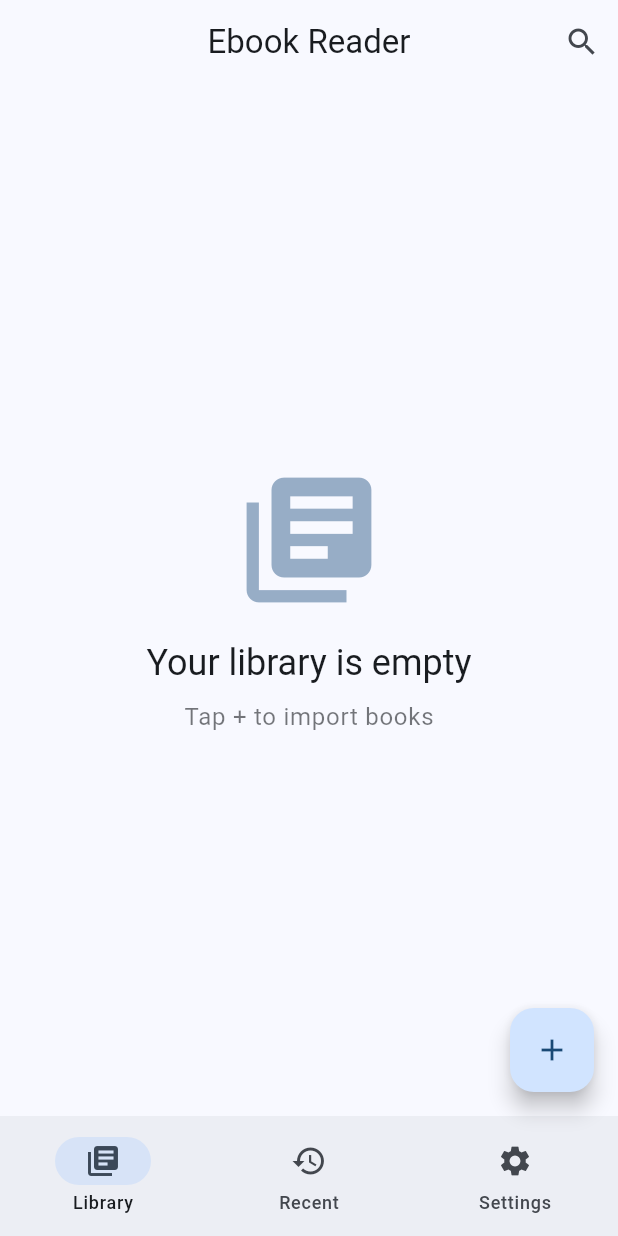
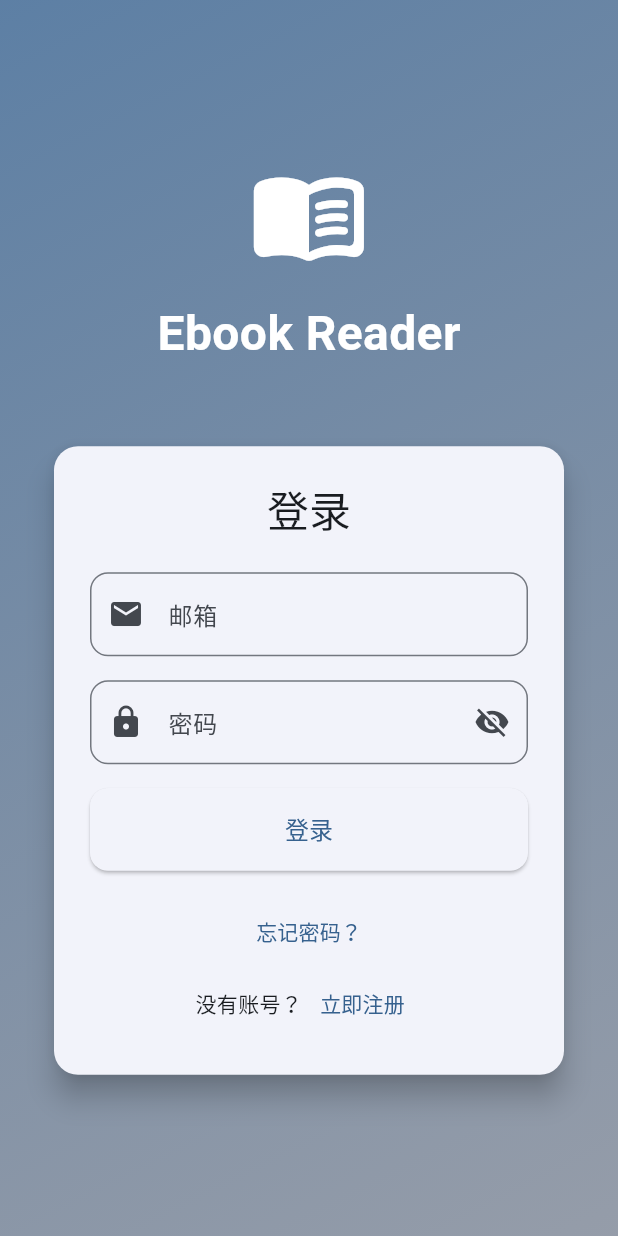
Before and after one commit to mmmei23333/ebook-reader, a Flutter app: the screen it shows after launch, on a phone screen of 412 x 824 dp. Run offline on Flutter 3.47's test engine with Material 3 defaults, Android fonts, the phone set to English and light mode, and no system bars; our stand-ins replace file_picker, firebase_auth, firebase_core, shared_preferences; missing offline and left inert: epubx, pdfrx; accounts and stored records are empty.

Commit message:
feat: Firebase Auth with email/password login

```diff
--- a/lib/main.dart
+++ b/lib/main.dart
@@ -1,15 +1,15 @@
 import 'package:flutter/material.dart';
 import 'package:provider/provider.dart';
+import 'package:firebase_core/firebase_core.dart';
+import 'package:firebase_auth/firebase_auth.dart';
 import 'screens/home_screen.dart';
+import 'screens/auth_screen.dart';
 import 'services/book_service.dart';
 
-void main() {
-  runApp(
-    ChangeNotifierProvider(
-      create: (context) => BookService(),
-      child: const EbookReaderApp(),
-    ),
-  );
+void main() async {
+  WidgetsFlutterBinding.ensureInitialized();
+  await Firebase.initializeApp();
+  runApp(const EbookReaderApp());
 }
 
 class EbookReaderApp extends StatelessWidget {
@@ -37,7 +37,37 @@ class EbookReaderApp extends StatelessWidget {
         fontFamily: 'Roboto',
       ),
       themeMode: ThemeMode.system,
-      home: const HomeScreen(),
+      home: const AuthGate(),
     );
   }
 }
+
+class AuthGate extends StatelessWidget {
+  const AuthGate({super.key});
+
+  @override
+  Widget build(BuildContext context) {
+    return StreamBuilder<User?>(
+      stream: FirebaseAuth.instance.authStateChanges(),
+      builder: (context, snapshot) {
+        // Loading state
+        if (snapshot.connectionState == ConnectionState.waiting) {
+          return const Scaffold(
+            body: Center(child: CircularProgressIndicator()),
+          );
+        }
+
+        // User is logged in
+        if (snapshot.hasData) {
+          return ChangeNotifierProvider(
+            create: (context) => BookService(),
+            child: const HomeScreen(),
+          );
+        }
+
+        // User is not logged in
+        return const AuthScreen();
+      },
+    );
+  }
+}
--- /dev/null
+++ b/lib/screens/auth_screen.dart
@@ -0,0 +1,332 @@
+import 'package:flutter/material.dart';
+import 'package:firebase_auth/firebase_auth.dart';
+
+class AuthScreen extends StatefulWidget {
+  const AuthScreen({super.key});
+
+  @override
+  State<AuthScreen> createState() => _AuthScreenState();
+}
+
+class _AuthScreenState extends State<AuthScreen> {
+  final _formKey = GlobalKey<FormState>();
+  final _emailController = TextEditingController();
+  final _passwordController = TextEditingController();
+  final _confirmPasswordController = TextEditingController();
+  bool _isLogin = true;
+  bool _isLoading = false;
+  bool _obscurePassword = true;
+  String? _errorMessage;
+
+  @override
+  void dispose() {
+    _emailController.dispose();
+    _passwordController.dispose();
+    _confirmPasswordController.dispose();
+    super.dispose();
+  }
+
+  Future<void> _submitForm() async {
+    if (!_formKey.currentState!.validate()) return;
+
+    setState(() {
+      _isLoading = true;
+      _errorMessage = null;
+    });
+
+    try {
+      if (_isLogin) {
+        // Login
+        await FirebaseAuth.instance.signInWithEmailAndPassword(
+          email: _emailController.text.trim(),
+          password: _passwordController.text,
+        );
+      } else {
+        // Register
+        final credential = await FirebaseAuth.instance.createUserWithEmailAndPassword(
+          email: _emailController.text.trim(),
+          password: _passwordController.text,
+        );
+
+        // Send email verification
+        await credential.user?.sendEmailVerification();
+
+        if (mounted) {
+          ScaffoldMessenger.of(context).showSnackBar(
+            const SnackBar(
+              content: Text('验证邮件已发送，请检查邮箱'),
+              duration: Duration(seconds: 5),
+            ),
+          );
+        }
+      }
+    } on FirebaseAuthException catch (e) {
+      setState(() {
+        switch (e.code) {
+          case 'user-not-found':
+            _errorMessage = '该邮箱未注册';
+            break;
+          case 'wrong-password':
+            _errorMessage = '密码错误';
+            break;
+          case 'email-already-in-use':
+            _errorMessage = '该邮箱已被注册';
+            break;
+          case 'weak-password':
+            _errorMessage = '密码强度不够，至少6位';
+            break;
+          case 'invalid-email':
+            _errorMessage = '邮箱格式不正确';
+            break;
+          case 'too-many-requests':
+            _errorMessage = '尝试次数过多，请稍后再试';
+            break;
+          default:
+            _errorMessage = '错误: ${e.message}';
+        }
+      });
+    } catch (e) {
+      setState(() {
+        _errorMessage = '发生未知错误: $e';
+      });
+    } finally {
+      if (mounted) {
+        setState(() {
+          _isLoading = false;
+        });
+      }
+    }
+  }
+
+  Future<void> _resetPassword() async {
+    final email = _emailController.text.trim();
+    if (email.isEmpty) {
+      setState(() {
+        _errorMessage = '请输入邮箱地址';
+      });
+      return;
+    }
+
+    try {
+      await FirebaseAuth.instance.sendPasswordResetEmail(email: email);
+      if (mounted) {
+        ScaffoldMessenger.of(context).showSnackBar(
+          SnackBar(content: Text('密码重置邮件已发送到 $email')),
+        );
+      }
+    } on FirebaseAuthException catch (e) {
+      setState(() {
+        _errorMessage = e.code == 'user-not-found' ? '该邮箱未注册' : '发送失败: ${e.message}';
+      });
+    }
+  }
+
+  @override
+  Widget build(BuildContext context) {
+    return Scaffold(
+      body: Container(
+        decoration: BoxDecoration(
+          gradient: LinearGradient(
+            begin: Alignment.topLeft,
+            end: Alignment.bottomRight,
+            colors: [
+              Theme.of(context).colorScheme.primary.withOpacity(0.8),
+              Theme.of(context).colorScheme.secondary.withOpacity(0.6),
+            ],
+          ),
+        ),
+        child: SafeArea(
+          child: Center(
+            child: SingleChildScrollView(
+              padding: const EdgeInsets.all(32),
+              child: Column(
+                mainAxisAlignment: MainAxisAlignment.center,
+                children: [
+                  // Logo
+                  Icon(
+                    Icons.menu_book_rounded,
+                    size: 80,
+                    color: Colors.white,
+                  ),
+                  const SizedBox(height: 16),
+                  Text(
+                    'Ebook Reader',
+                    style: TextStyle(
+                      fontSize: 32,
+                      fontWeight: FontWeight.bold,
+                      color: Colors.white,
+                    ),
+                  ),
+                  const SizedBox(height: 48),
+
+                  // Form card
+                  Card(
+                    elevation: 8,
+                    shape: RoundedRectangleBorder(
+                      borderRadius: BorderRadius.circular(16),
+                    ),
+                    child: Padding(
+                      padding: const EdgeInsets.all(24),
+                      child: Form(
+                        key: _formKey,
+                        child: Column(
+                          crossAxisAlignment: CrossAxisAlignment.stretch,
+                          children: [
+                            Text(
+                              _isLogin ? '登录' : '注册',
+                              style: Theme.of(context).textTheme.headlineMedium,
+                              textAlign: TextAlign.center,
+                            ),
+                            const SizedBox(height: 24),
+
+                            // Email field
+                            TextFormField(
+                              controller: _emailController,
+                              keyboardType: TextInputType.emailAddress,
+                              decoration: InputDecoration(
+                                labelText: '邮箱',
+                                prefixIcon: const Icon(Icons.email),
+                                border: OutlineInputBorder(
+                                  borderRadius: BorderRadius.circular(12),
+                                ),
+                              ),
+                              validator: (value) {
+                                if (value == null || value.isEmpty) {
+                                  return '请输入邮箱';
+                                }
+                                if (!RegExp(r'^[\w-\.]+@([\w-]+\.)+[\w-]{2,4}$').hasMatch(value)) {
+                                  return '邮箱格式不正确';
+                                }
+                                return null;
+                              },
+                            ),
+                            const SizedBox(height: 16),
+
+                            // Password field
+                            TextFormField(
+                              controller: _passwordController,
+                              obscureText: _obscurePassword,
+                              decoration: InputDecoration(
+                                labelText: '密码',
+                                prefixIcon: const Icon(Icons.lock),
+                                suffixIcon: IconButton(
+                                  icon: Icon(
+                                    _obscurePassword ? Icons.visibility_off : Icons.visibility,
+                                  ),
+                                  onPressed: () {
+                                    setState(() {
+                                      _obscurePassword = !_obscurePassword;
+                                    });
+                                  },
+                                ),
+                                border: OutlineInputBorder(
+                                  borderRadius: BorderRadius.circular(12),
+                                ),
+                              ),
+                              validator: (value) {
+                                if (value == null || value.isEmpty) {
+                                  return '请输入密码';
+                                }
+                                if (value.length < 6) {
+                                  return '密码至少6位';
+                                }
+                                return null;
+                              },
+                            ),
+                            const SizedBox(height: 16),
+
+                            // Confirm password (register only)
+                            if (!_isLogin)
+                              TextFormField(
+                                controller: _confirmPasswordController,
+                                obscureText: true,
+                                decoration: InputDecoration(
+                                  labelText: '确认密码',
+                                  prefixIcon: const Icon(Icons.lock_outline),
+                                  border: OutlineInputBorder(
+                                    borderRadius: BorderRadius.circular(12),
+                                  ),
+                                ),
+                                validator: (value) {
+                                  if (!_isLogin && value != _passwordController.text) {
+                                    return '两次密码不一致';
+                                  }
+                                  return null;
+                                },
+                              ),
+                            if (!_isLogin) const SizedBox(height: 16),
+
+                            // Error message
+                            if (_errorMessage != null)
+                              Padding(
+                                padding: const EdgeInsets.only(bottom: 16),
+                                child: Text(
+                                  _errorMessage!,
+                                  style: TextStyle(
+                                    color: Theme.of(context).colorScheme.error,
+                                    fontSize: 14,
+                                  ),
+                                  textAlign: TextAlign.center,
+                                ),
+                              ),
+
+                            // Submit button
+                            ElevatedButton(
+                              onPressed: _isLoading ? null : _submitForm,
+                              style: ElevatedButton.styleFrom(
+                                padding: const EdgeInsets.symmetric(vertical: 16),
+                                shape: RoundedRectangleBorder(
+                                  borderRadius: BorderRadius.circular(12),
+                                ),
+                              ),
+                              child: _isLoading
+                                  ? const SizedBox(
+                                      height: 20,
+                                      width: 20,
+                                      child: CircularProgressIndicator(strokeWidth: 2),
+                                    )
+                                  : Text(
+                                      _isLogin ? '登录' : '注册',
+                                      style: const TextStyle(fontSize: 16),
+                                    ),
+                            ),
+                            const SizedBox(height: 16),
+
+                            // Forgot password (login only)
+                            if (_isLogin)
+                              TextButton(
+                                onPressed: _resetPassword,
+                                child: const Text('忘记密码？'),
+                              ),
+
+                            // Toggle login/register
+                            Row(
+                              mainAxisAlignment: MainAxisAlignment.center,
+                              children: [
+                                Text(_isLogin ? '没有账号？' : '已有账号？'),
+                                TextButton(
+                                  onPressed: () {
+                                    setState(() {
+                                      _isLogin = !_isLogin;
+                                      _errorMessage = null;
+                                      _formKey.currentState?.reset();
+                                    });
+                                  },
+                                  child: Text(_isLogin ? '立即注册' : '去登录'),
+                                ),
+                              ],
+                            ),
+                          ],
+                        ),
+                      ),
+                    ),
+                  ),
+                ],
+              ),
+            ),
+          ),
+        ),
+      ),
+    );
+  }
+}
--- a/pubspec.yaml
+++ b/pubspec.yaml
@@ -18,6 +18,8 @@ dependencies:
   file_picker: ^6.1.0
   provider: ^6.1.0
   uuid: ^4.2.0
+  firebase_core: ^3.8.0
+  firebase_auth: ^5.4.0
 
 dev_dependencies:
   flutter_test:
```
Also changed, not shown: lib/screens/home_screen.dart (+75 -0 lines), 3 other files.
